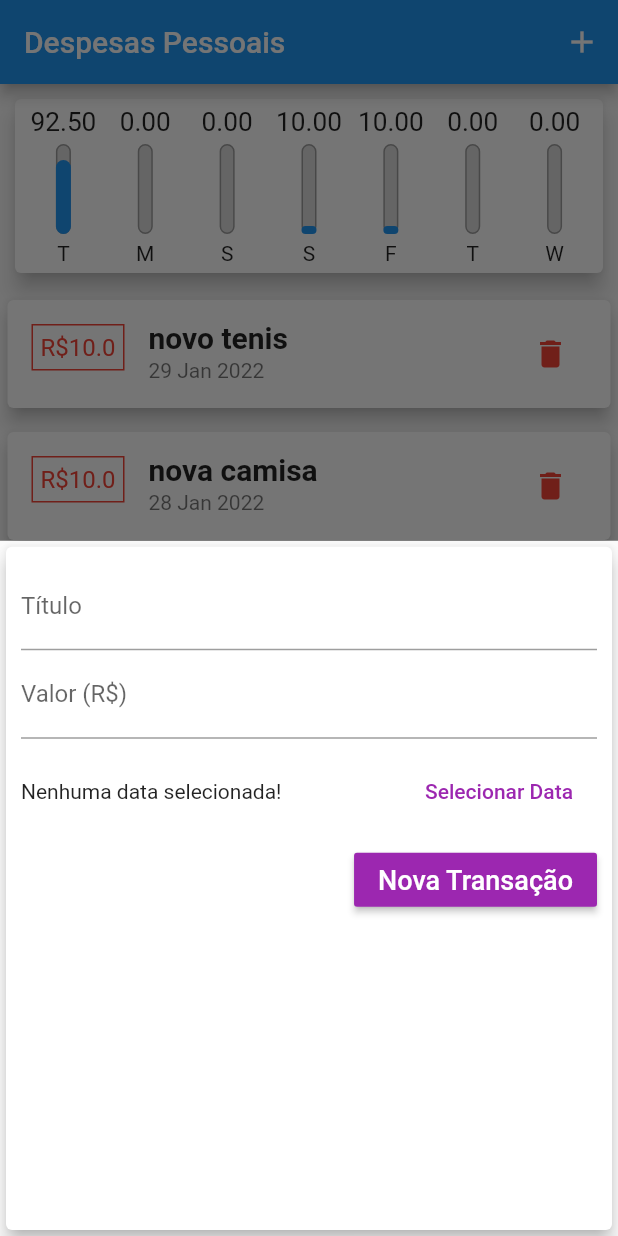
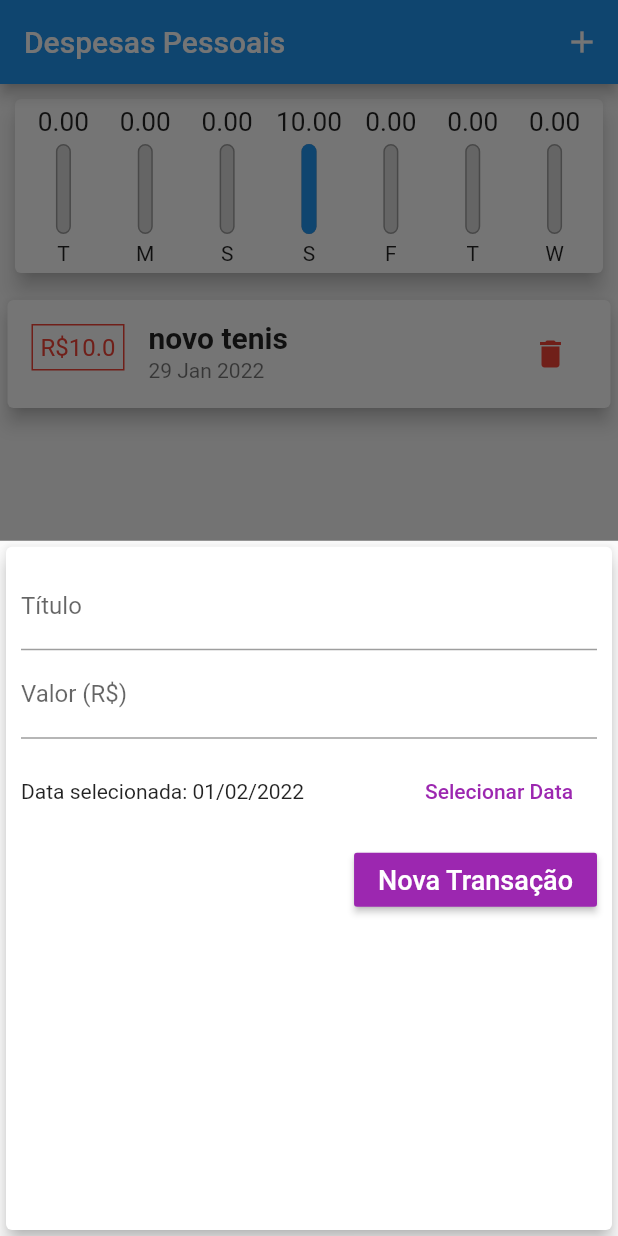
Before and after one commit to juniorsafera/Despesas_Pessoais_App, a Flutter app: the screen it shows after launch, after a tap on the "add" icon, on a phone screen of 412 x 824 dp. Run offline on Flutter 3.47's test engine with Material 2 defaults, Android fonts, the phone set to English and light mode, and no system bars.

Commit message:
update formulário com data

```diff
--- a/despesas_pessoais_app/lib/components/form_transacoes.dart
+++ b/despesas_pessoais_app/lib/components/form_transacoes.dart
@@ -4,7 +4,7 @@ import 'package:flutter/material.dart';
 import 'package:intl/intl.dart';
 
 class FormTransacoes extends StatefulWidget {
-  final void Function(String, double) onSubmit;
+  final void Function(String, double, DateTime) onSubmit;
   const FormTransacoes({Key? key, required this.onSubmit}) : super(key: key);
 
   @override
@@ -13,7 +13,7 @@ class FormTransacoes extends StatefulWidget {
 
 final TextEditingController cTitulo = TextEditingController();
 final TextEditingController cValor = TextEditingController();
-DateTime? _dataSelecionada;
+DateTime _dataSelecionada = DateTime.now();
 
 class _FormTransacoesState extends State<FormTransacoes> {
   @override
@@ -26,7 +26,7 @@ class _FormTransacoesState extends State<FormTransacoes> {
         return;
       }
 
-      widget.onSubmit(titulo, valor);
+      widget.onSubmit(titulo, valor, _dataSelecionada);
       cTitulo.clear();
       cValor.clear();
     }
@@ -77,9 +77,7 @@ class _FormTransacoesState extends State<FormTransacoes> {
                   children: [
                     // ignore: prefer_const_constructors
                     Expanded(
-                      child: Text(_dataSelecionada == null
-                          ? "Nenhuma data selecionada!"
-                          : "Data selecionada: ${DateFormat('dd/MM/y').format(_dataSelecionada!)}"),
+                      child: Text( "Data selecionada: ${DateFormat('dd/MM/y').format(_dataSelecionada)}"),
                     ),
                     // ignore: prefer_const_constructors
                     FlatButton(
--- a/despesas_pessoais_app/lib/telas/tela_principal.dart
+++ b/despesas_pessoais_app/lib/telas/tela_principal.dart
@@ -18,36 +18,14 @@ class TelaPrincipal extends StatefulWidget {
 }
 
 class _TelaPrincipalState extends State<TelaPrincipal> {
+
+
   final _transacoes = [
     ModeloTransacoes(
       id: 't1',
       titulo: 'novo tenis',
       valor: 10,
       data: DateTime.now().subtract(const Duration(days: 3)),
-    ),
-    ModeloTransacoes(
-      id: 't2',
-      titulo: 'nova camisa',
-      valor: 10,
-      data: DateTime.now().subtract(const Duration(days: 4)),
-    ),
-    ModeloTransacoes(
-      id: 't3',
-      titulo: 'nova capinha',
-      valor: 22.50,
-      data: DateTime.now(),
-    ),
-    ModeloTransacoes(
-      id: 't4',
-      titulo: 'Conta luz',
-      valor: 20,
-      data: DateTime.now(),
-    ),
-    ModeloTransacoes(
-      id: 't5',
-      titulo: 'Internet',
-      valor: 50.00,
-      data: DateTime.now(),
     ),
   ];
 
@@ -58,12 +36,12 @@ class _TelaPrincipalState extends State<TelaPrincipal> {
         .toList();
   }
 
-  _adicionarTransacao(String titulo, double valor) {
+  _adicionarTransacao(String titulo, double valor, DateTime data) {
     final novaTransacao = ModeloTransacoes(
         id: Random().nextDouble().toString(),
         titulo: titulo,
         valor: valor,
-        data: DateTime.now());
+        data: data);
 
     setState(() {
       _transacoes.add(novaTransacao);
@@ -94,12 +72,14 @@ class _TelaPrincipalState extends State<TelaPrincipal> {
         ],
       ),
       body: SingleChildScrollView(
-        child: Column(
-          children: [
-            Grafico(transacoesRecentes: _transacoesRecentes),
-            ListaTransacoes(transacoes: _transacoes),
-          ],
-        ),
+        child: _transacoesRecentes.isEmpty
+            ? const Text("Nenhuma Transação Cadastrada!")
+            : Column(
+                children: [
+                  Grafico(transacoesRecentes: _transacoesRecentes),
+                  ListaTransacoes(transacoes: _transacoes),
+                ],
+              ),
       ),
       floatingActionButton: FloatingActionButton(
         onPressed: () {
```
